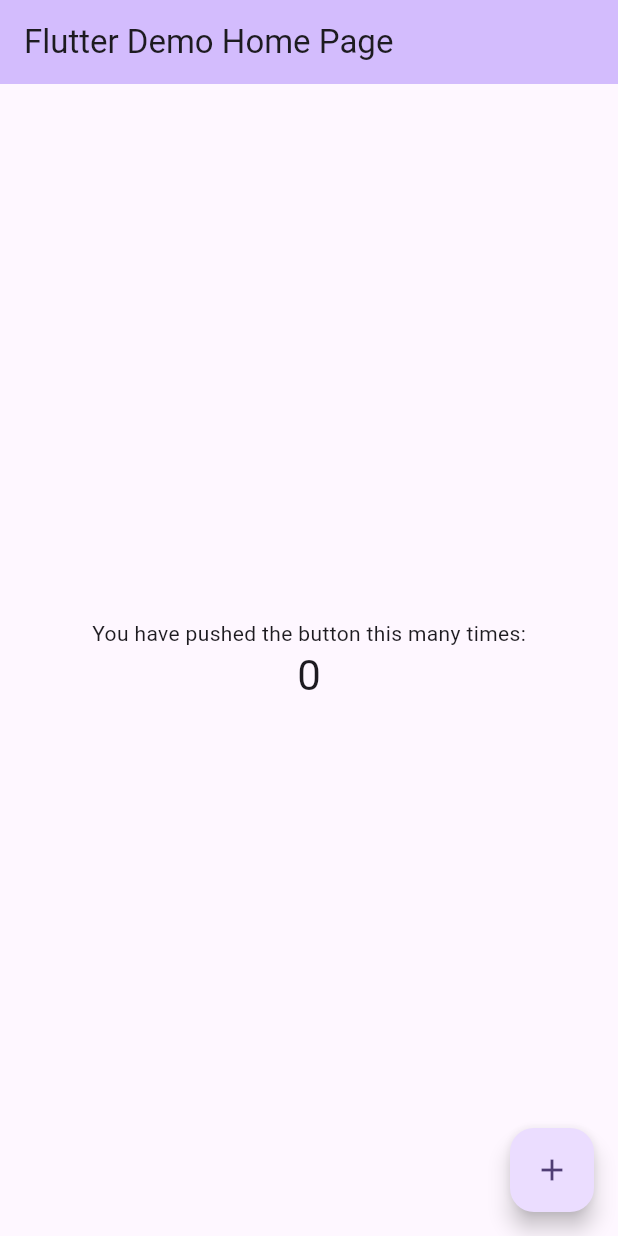
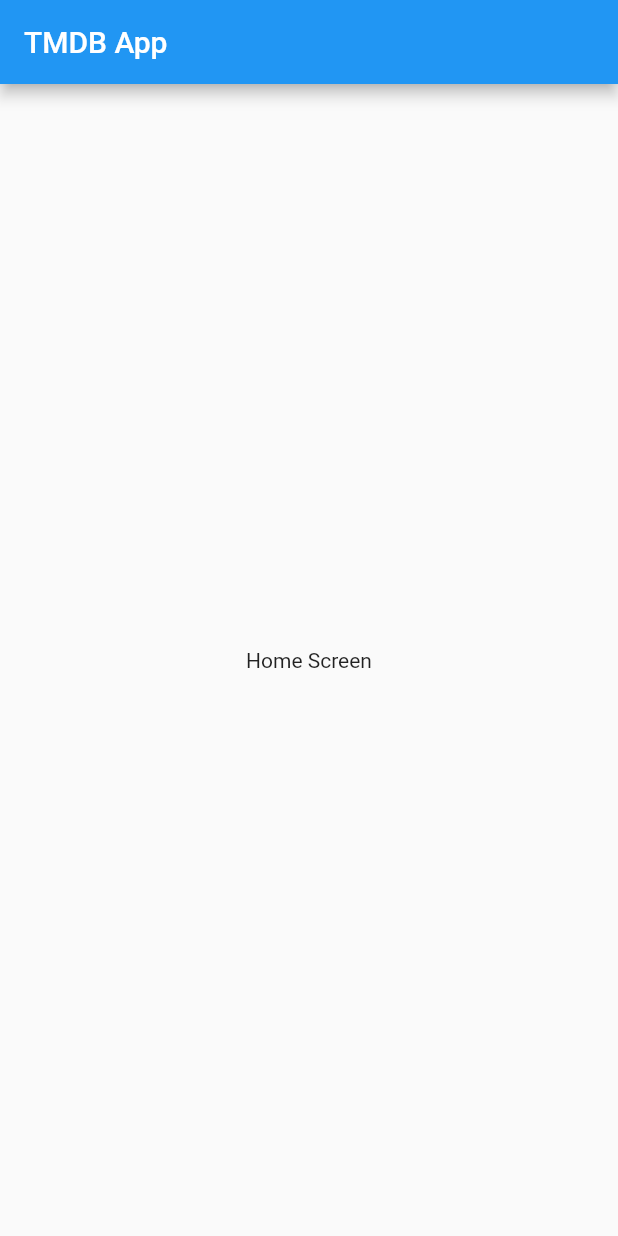
Before and after one commit to Ferno22/mini-challenge-3, a Flutter app: the screen it shows after launch, on a phone screen of 412 x 824 dp. Run offline on Flutter 3.47's test engine with Material 2 defaults, Android fonts, the phone set to English and light mode, and no system bars.

Commit message:
Added basic template for the different screens of the app

```diff
--- a/lib/main.dart
+++ b/lib/main.dart
@@ -1,125 +1,19 @@
 import 'package:flutter/material.dart';
+import 'package:mini_challenge_3/screens/home_screen.dart'; // Change to the actual name
 
 void main() {
-  runApp(const MyApp());
+  runApp(MyApp());
 }
 
 class MyApp extends StatelessWidget {
-  const MyApp({super.key});
-
-  // This widget is the root of your application.
   @override
   Widget build(BuildContext context) {
     return MaterialApp(
-      title: 'Flutter Demo',
+      title: 'TMDB App',
       theme: ThemeData(
-        // This is the theme of your application.
-        //
-        // TRY THIS: Try running your application with "flutter run". You'll see
-        // the application has a blue toolbar. Then, without quitting the app,
-        // try changing the seedColor in the colorScheme below to Colors.green
-        // and then invoke "hot reload" (save your changes or press the "hot
-        // reload" button in a Flutter-supported IDE, or press "r" if you used
-        // the command line to start the app).
-        //
-        // Notice that the counter didn't reset back to zero; the application
-        // state is not lost during the reload. To reset the state, use hot
-        // restart instead.
-        //
-        // This works for code too, not just values: Most code changes can be
-        // tested with just a hot reload.
-        colorScheme: ColorScheme.fromSeed(seedColor: Colors.deepPurple),
-        useMaterial3: true,
-      ),
-      home: const MyHomePage(title: 'Flutter Demo Home Page'),
+          // Define your app's theme
+          ),
+      home: HomeScreen(), // Replace with your initial screen
     );
   }
 }
-
-class MyHomePage extends StatefulWidget {
-  const MyHomePage({super.key, required this.title});
-
-  // This widget is the home page of your application. It is stateful, meaning
-  // that it has a State object (defined below) that contains fields that affect
-  // how it looks.
-
-  // This class is the configuration for the state. It holds the values (in this
-  // case the title) provided by the parent (in this case the App widget) and
-  // used by the build method of the State. Fields in a Widget subclass are
-  // always marked "final".
-
-  final String title;
-
-  @override
-  State<MyHomePage> createState() => _MyHomePageState();
-}
-
-class _MyHomePageState extends State<MyHomePage> {
-  int _counter = 0;
-
-  void _incrementCounter() {
-    setState(() {
-      // This call to setState tells the Flutter framework that something has
-      // changed in this State, which causes it to rerun the build method below
-      // so that the display can reflect the updated values. If we changed
-      // _counter without calling setState(), then the build method would not be
-      // called again, and so nothing would appear to happen.
-      _counter++;
-    });
-  }
-
-  @override
-  Widget build(BuildContext context) {
-    // This method is rerun every time setState is called, for instance as done
-    // by the _incrementCounter method above.
-    //
-    // The Flutter framework has been optimized to make rerunning build methods
-    // fast, so that you can just rebuild anything that needs updating rather
-    // than having to individually change instances of widgets.
-    return Scaffold(
-      appBar: AppBar(
-        // TRY THIS: Try changing the color here to a specific color (to
-        // Colors.amber, perhaps?) and trigger a hot reload to see the AppBar
-        // change color while the other colors stay the same.
-        backgroundColor: Theme.of(context).colorScheme.inversePrimary,
-        // Here we take the value from the MyHomePage object that was created by
-        // the App.build method, and use it to set our appbar title.
-        title: Text(widget.title),
-      ),
-      body: Center(
-        // Center is a layout widget. It takes a single child and positions it
-        // in the middle of the parent.
-        child: Column(
-          // Column is also a layout widget. It takes a list of children and
-          // arranges them vertically. By default, it sizes itself to fit its
-          // children horizontally, and tries to be as tall as its parent.
-          //
-          // Column has various properties to control how it sizes itself and
-          // how it positions its children. Here we use mainAxisAlignment to
-          // center the children vertically; the main axis here is the vertical
-          // axis because Columns are vertical (the cross axis would be
-          // horizontal).
-          //
-          // TRY THIS: Invoke "debug painting" (choose the "Toggle Debug Paint"
-          // action in the IDE, or press "p" in the console), to see the
-          // wireframe for each widget.
-          mainAxisAlignment: MainAxisAlignment.center,
-          children: <Widget>[
-            const Text(
-              'You have pushed the button this many times:',
-            ),
-            Text(
-              '$_counter',
-              style: Theme.of(context).textTheme.headlineMedium,
-            ),
-          ],
-        ),
-      ),
-      floatingActionButton: FloatingActionButton(
-        onPressed: _incrementCounter,
-        tooltip: 'Increment',
-        child: const Icon(Icons.add),
-      ), // This trailing comma makes auto-formatting nicer for build methods.
-    );
-  }
-}
--- /dev/null
+++ b/lib/screens/home_screen.dart
@@ -0,0 +1,15 @@
+import 'package:flutter/material.dart';
+
+class HomeScreen extends StatelessWidget {
+  @override
+  Widget build(BuildContext context) {
+    return Scaffold(
+      appBar: AppBar(
+        title: Text('TMDB App'),
+      ),
+      body: Center(
+        child: Text('Home Screen'),
+      ),
+    );
+  }
+}
```
Also changed, not shown: lib/screens/content.dart (added, +15 -0 lines), lib/screens/profile_screen.dart (added, +15 -0 lines), lib/screens/search_screen.dart (added, +15 -0 lines), lib/screens/trending_screen.dart (added, +16 -0 lines), pubspec.yaml (+7 -69 lines), pubspec.lock, 1 other file.
